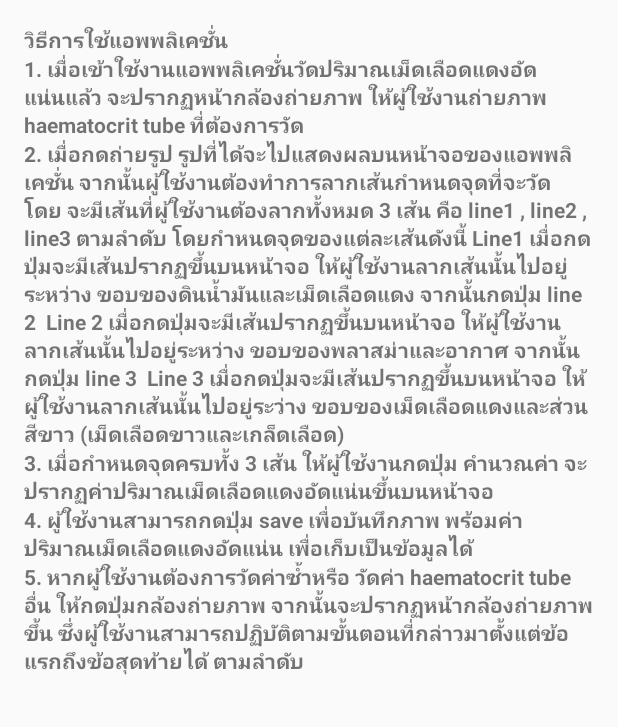
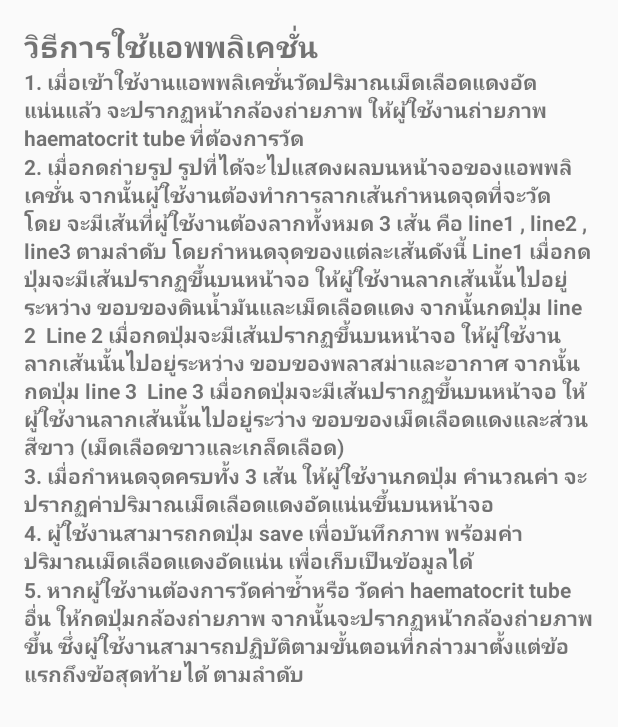
Before and after one commit to neblob/PCV_Project, an Android app: the ManualActivity screen opened directly, with no data from a screen before it, on a phone screen of 412 x 824 dp. Shown: the top 727 px of the screen. Run offline under Robolectric (Android 15) with nearby library versions, the phone set to English and light mode, and no system bars.

Commit message:
commit 23

```diff
--- a/app/src/main/res/layout/activity_manual.xml
+++ b/app/src/main/res/layout/activity_manual.xml
@@ -20,14 +20,17 @@
         android:layout_width="wrap_content"
         android:layout_height="wrap_content"
         android:textAppearance="?android:attr/textAppearanceSmall"
-        android:text="วิธีการใช้แอพพลิเคชั่น"
-        android:textStyle="bold|normal" />
+        android:text="วิธีการใช้แอพพลิเคชั่น
+        "
+        android:textStyle="bold|normal"
+            android:textSize="20dp" />
 
         <TextView
             android:layout_width="wrap_content"
             android:layout_height="wrap_content"
             android:textAppearance="?android:attr/textAppearanceSmall"
-            android:text="1. เมื่อเข้าใช้งานแอพพลิเคชั่นวัดปริมาณเม็ดเลือดแดงอัดแน่นแล้ว จะปรากฏหน้ากล้องถ่ายภาพ ให้ผู้ใช้งานถ่ายภาพ haematocrit tube ที่ต้องการวัด"
+            android:text="1. เมื่อเข้าใช้งานแอพพลิเคชั่นวัดปริมาณเม็ดเลือดแดงอัดแน่นแล้ว จะปรากฏหน้ากล้องถ่ายภาพ ให้ผู้ใช้งานถ่ายภาพ haematocrit tube ที่ต้องการวัด
+            "
             android:textStyle="bold|normal" />
 
         <TextView
@@ -45,21 +48,24 @@ Line1 เมื่อกดปุ่มจะมีเส้นปรากฏ
             android:layout_width="wrap_content"
             android:layout_height="wrap_content"
             android:textAppearance="?android:attr/textAppearanceSmall"
-            android:text="3. เมื่อกำหนดจุดครบทั้ง 3 เส้น ให้ผู้ใช้งานกดปุ่ม คำนวณค่า จะปรากฏค่าปริมาณเม็ดเลือดแดงอัดแน่นขึ้นบนหน้าจอ"
+            android:text="3. เมื่อกำหนดจุดครบทั้ง 3 เส้น ให้ผู้ใช้งานกดปุ่ม คำนวณค่า จะปรากฏค่าปริมาณเม็ดเลือดแดงอัดแน่นขึ้นบนหน้าจอ
+            "
             android:textStyle="bold|normal" />
 
         <TextView
             android:layout_width="wrap_content"
             android:layout_height="wrap_content"
             android:textAppearance="?android:attr/textAppearanceSmall"
-            android:text="4. ผู้ใช้งานสามารถกดปุ่ม save เพื่อบันทึกภาพ พร้อมค่า ปริมาณเม็ดเลือดแดงอัดแน่น เพื่อเก็บเป็นข้อมูลได้"
+            android:text="4. ผู้ใช้งานสามารถกดปุ่ม save เพื่อบันทึกภาพ พร้อมค่า ปริมาณเม็ดเลือดแดงอัดแน่น เพื่อเก็บเป็นข้อมูลได้
+          "
             android:textStyle="bold|normal" />
 
         <TextView
             android:layout_width="wrap_content"
             android:layout_height="wrap_content"
             android:textAppearance="?android:attr/textAppearanceSmall"
-            android:text="5. หากผู้ใช้งานต้องการวัดค่าซ้ำหรือ วัดค่า haematocrit tube อื่น ให้กดปุ่มกล้องถ่ายภาพ จากนั้นจะปรากฏหน้ากล้องถ่ายภาพขึ้น ซึ่งผู้ใช้งานสามารถปฏิบัติตามขั้นตอนที่กล่าวมาตั้งแต่ข้อแรกถึงข้อสุดท้ายได้ ตามลำดับ"
+            android:text="5. หากผู้ใช้งานต้องการวัดค่าซ้ำหรือ วัดค่า haematocrit tube อื่น ให้กดปุ่มกล้องถ่ายภาพ จากนั้นจะปรากฏหน้ากล้องถ่ายภาพขึ้น ซึ่งผู้ใช้งานสามารถปฏิบัติตามขั้นตอนที่กล่าวมาตั้งแต่ข้อแรกถึงข้อสุดท้ายได้ ตามลำดับ
+            "
             android:textStyle="bold|normal" />
 
     </LinearLayout>
```
